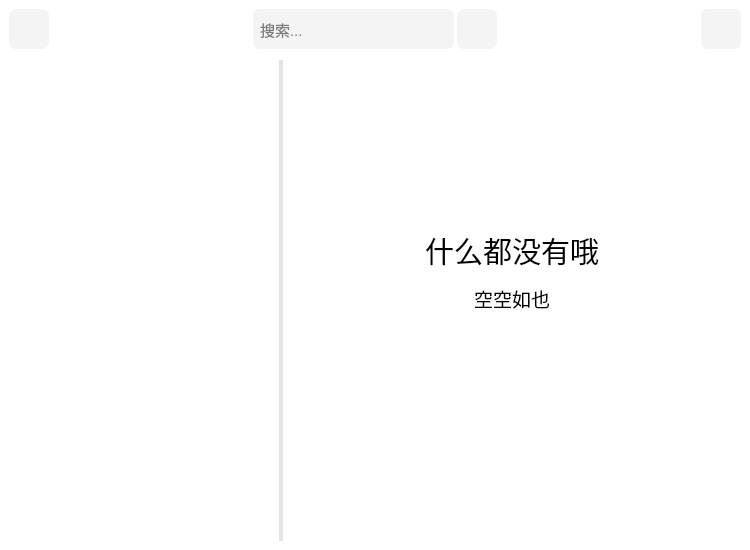
Old version of the form src/mainwidget.ui in the repository LeftStudio/mozi.
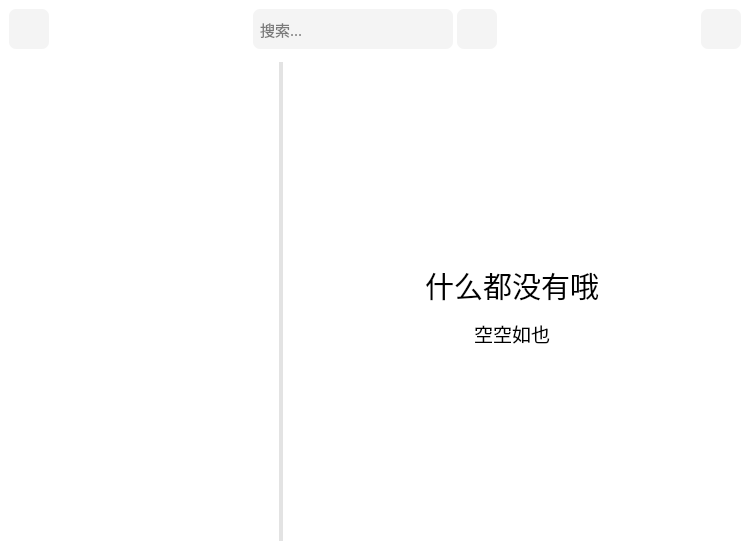
New version of the form. The open tabs and pages were chosen to show the change. Icons and pictures are not drawn. Custom widgets are drawn as their Qt base class.

Diff of the .ui file:
```diff
--- a/src/mainwidget.ui
+++ b/src/mainwidget.ui
@@ -573,7 +573,7 @@
       </property>
       <layout class="QVBoxLayout" name="verticalLayout_2" stretch="0,0,1">
        <property name="spacing">
-        <number>3</number>
+        <number>4</number>
        </property>
        <item>
         <layout class="QHBoxLayout" name="horizontalLayout_4">
@@ -635,6 +635,7 @@
            </property>
            <property name="font">
             <font>
+             <family>微软雅黑</family>
              <pointsize>11</pointsize>
             </font>
            </property>
@@ -825,6 +826,12 @@
           </property>
          </widget>
          <widget class="QTextEdit" name="resultTextEdit">
+          <property name="font">
+           <font>
+            <family>微软雅黑</family>
+            <pointsize>11</pointsize>
+           </font>
+          </property>
           <property name="styleSheet">
            <string notr="true">QTextEdit
 {
@@ -839,20 +846,20 @@
            <string>&lt;!DOCTYPE HTML PUBLIC &quot;-//W3C//DTD HTML 4.0//EN&quot; &quot;http://www.w3.org/TR/REC-html40/strict.dtd&quot;&gt;
 &lt;html&gt;&lt;head&gt;&lt;meta name=&quot;qrichtext&quot; content=&quot;1&quot; /&gt;&lt;style type=&quot;text/css&quot;&gt;
 p, li { white-space: pre-wrap; }
-&lt;/style&gt;&lt;/head&gt;&lt;body style=&quot; font-family:'Noto Sans'; font-size:10pt; font-weight:400; font-style:normal;&quot;&gt;
-&lt;p align=&quot;center&quot; style=&quot;-qt-paragraph-type:empty; margin-top:0px; margin-bottom:0px; margin-left:0px; margin-right:0px; -qt-block-indent:0; text-indent:0px;&quot;&gt;&lt;br /&gt;&lt;/p&gt;
-&lt;p align=&quot;center&quot; style=&quot;-qt-paragraph-type:empty; margin-top:0px; margin-bottom:0px; margin-left:0px; margin-right:0px; -qt-block-indent:0; text-indent:0px;&quot;&gt;&lt;br /&gt;&lt;/p&gt;
-&lt;p align=&quot;center&quot; style=&quot;-qt-paragraph-type:empty; margin-top:0px; margin-bottom:0px; margin-left:0px; margin-right:0px; -qt-block-indent:0; text-indent:0px;&quot;&gt;&lt;br /&gt;&lt;/p&gt;
-&lt;p align=&quot;center&quot; style=&quot;-qt-paragraph-type:empty; margin-top:0px; margin-bottom:0px; margin-left:0px; margin-right:0px; -qt-block-indent:0; text-indent:0px;&quot;&gt;&lt;br /&gt;&lt;/p&gt;
-&lt;p align=&quot;center&quot; style=&quot;-qt-paragraph-type:empty; margin-top:0px; margin-bottom:0px; margin-left:0px; margin-right:0px; -qt-block-indent:0; text-indent:0px;&quot;&gt;&lt;br /&gt;&lt;/p&gt;
-&lt;p align=&quot;center&quot; style=&quot;-qt-paragraph-type:empty; margin-top:0px; margin-bottom:0px; margin-left:0px; margin-right:0px; -qt-block-indent:0; text-indent:0px;&quot;&gt;&lt;br /&gt;&lt;/p&gt;
-&lt;p align=&quot;center&quot; style=&quot;-qt-paragraph-type:empty; margin-top:0px; margin-bottom:0px; margin-left:0px; margin-right:0px; -qt-block-indent:0; text-indent:0px;&quot;&gt;&lt;br /&gt;&lt;/p&gt;
-&lt;p align=&quot;center&quot; style=&quot;-qt-paragraph-type:empty; margin-top:0px; margin-bottom:0px; margin-left:0px; margin-right:0px; -qt-block-indent:0; text-indent:0px;&quot;&gt;&lt;br /&gt;&lt;/p&gt;
-&lt;p align=&quot;center&quot; style=&quot;-qt-paragraph-type:empty; margin-top:0px; margin-bottom:0px; margin-left:0px; margin-right:0px; -qt-block-indent:0; text-indent:0px;&quot;&gt;&lt;br /&gt;&lt;/p&gt;
-&lt;p align=&quot;center&quot; style=&quot;-qt-paragraph-type:empty; margin-top:0px; margin-bottom:0px; margin-left:0px; margin-right:0px; -qt-block-indent:0; text-indent:0px;&quot;&gt;&lt;br /&gt;&lt;/p&gt;
-&lt;p align=&quot;center&quot; style=&quot;-qt-paragraph-type:empty; margin-top:0px; margin-bottom:0px; margin-left:0px; margin-right:0px; -qt-block-indent:0; text-indent:0px;&quot;&gt;&lt;br /&gt;&lt;/p&gt;
-&lt;p align=&quot;center&quot; style=&quot; margin-top:0px; margin-bottom:0px; margin-left:0px; margin-right:0px; -qt-block-indent:0; text-indent:0px;&quot;&gt;&lt;span style=&quot; font-size:22pt;&quot;&gt;什么都没有哦&lt;/span&gt;&lt;/p&gt;
-&lt;p align=&quot;center&quot; style=&quot; margin-top:12px; margin-bottom:12px; margin-left:0px; margin-right:0px; -qt-block-indent:0; text-indent:0px;&quot;&gt;&lt;span style=&quot; font-size:14pt;&quot;&gt;空空如也&lt;/span&gt;&lt;/p&gt;&lt;/body&gt;&lt;/html&gt;</string>
+&lt;/style&gt;&lt;/head&gt;&lt;body style=&quot; font-family:'微软雅黑'; font-size:11pt; font-weight:400; font-style:normal;&quot;&gt;
+&lt;p align=&quot;center&quot; style=&quot;-qt-paragraph-type:empty; margin-top:0px; margin-bottom:0px; margin-left:0px; margin-right:0px; -qt-block-indent:0; text-indent:0px; font-family:'Noto Sans'; font-size:10pt;&quot;&gt;&lt;br /&gt;&lt;/p&gt;
+&lt;p align=&quot;center&quot; style=&quot;-qt-paragraph-type:empty; margin-top:0px; margin-bottom:0px; margin-left:0px; margin-right:0px; -qt-block-indent:0; text-indent:0px; font-family:'Noto Sans'; font-size:10pt;&quot;&gt;&lt;br /&gt;&lt;/p&gt;
+&lt;p align=&quot;center&quot; style=&quot;-qt-paragraph-type:empty; margin-top:0px; margin-bottom:0px; margin-left:0px; margin-right:0px; -qt-block-indent:0; text-indent:0px; font-family:'Noto Sans'; font-size:10pt;&quot;&gt;&lt;br /&gt;&lt;/p&gt;
+&lt;p align=&quot;center&quot; style=&quot;-qt-paragraph-type:empty; margin-top:0px; margin-bottom:0px; margin-left:0px; margin-right:0px; -qt-block-indent:0; text-indent:0px; font-family:'Noto Sans'; font-size:10pt;&quot;&gt;&lt;br /&gt;&lt;/p&gt;
+&lt;p align=&quot;center&quot; style=&quot;-qt-paragraph-type:empty; margin-top:0px; margin-bottom:0px; margin-left:0px; margin-right:0px; -qt-block-indent:0; text-indent:0px; font-family:'Noto Sans'; font-size:10pt;&quot;&gt;&lt;br /&gt;&lt;/p&gt;
+&lt;p align=&quot;center&quot; style=&quot;-qt-paragraph-type:empty; margin-top:0px; margin-bottom:0px; margin-left:0px; margin-right:0px; -qt-block-indent:0; text-indent:0px; font-family:'Noto Sans'; font-size:10pt;&quot;&gt;&lt;br /&gt;&lt;/p&gt;
+&lt;p align=&quot;center&quot; style=&quot;-qt-paragraph-type:empty; margin-top:0px; margin-bottom:0px; margin-left:0px; margin-right:0px; -qt-block-indent:0; text-indent:0px; font-family:'Noto Sans'; font-size:10pt;&quot;&gt;&lt;br /&gt;&lt;/p&gt;
+&lt;p align=&quot;center&quot; style=&quot;-qt-paragraph-type:empty; margin-top:0px; margin-bottom:0px; margin-left:0px; margin-right:0px; -qt-block-indent:0; text-indent:0px; font-family:'Noto Sans'; font-size:10pt;&quot;&gt;&lt;br /&gt;&lt;/p&gt;
+&lt;p align=&quot;center&quot; style=&quot;-qt-paragraph-type:empty; margin-top:0px; margin-bottom:0px; margin-left:0px; margin-right:0px; -qt-block-indent:0; text-indent:0px; font-family:'Noto Sans'; font-size:10pt;&quot;&gt;&lt;br /&gt;&lt;/p&gt;
+&lt;p align=&quot;center&quot; style=&quot;-qt-paragraph-type:empty; margin-top:0px; margin-bottom:0px; margin-left:0px; margin-right:0px; -qt-block-indent:0; text-indent:0px; font-family:'Noto Sans'; font-size:10pt;&quot;&gt;&lt;br /&gt;&lt;/p&gt;
+&lt;p align=&quot;center&quot; style=&quot;-qt-paragraph-type:empty; margin-top:0px; margin-bottom:0px; margin-left:0px; margin-right:0px; -qt-block-indent:0; text-indent:0px; font-family:'Noto Sans'; font-size:10pt;&quot;&gt;&lt;br /&gt;&lt;/p&gt;
+&lt;p align=&quot;center&quot; style=&quot; margin-top:0px; margin-bottom:0px; margin-left:0px; margin-right:0px; -qt-block-indent:0; text-indent:0px;&quot;&gt;&lt;span style=&quot; font-family:'Noto Sans'; font-size:22pt;&quot;&gt;什么都没有哦&lt;/span&gt;&lt;/p&gt;
+&lt;p align=&quot;center&quot; style=&quot; margin-top:12px; margin-bottom:12px; margin-left:0px; margin-right:0px; -qt-block-indent:0; text-indent:0px;&quot;&gt;&lt;span style=&quot; font-family:'Noto Sans'; font-size:14pt;&quot;&gt;空空如也&lt;/span&gt;&lt;/p&gt;&lt;/body&gt;&lt;/html&gt;</string>
           </property>
          </widget>
         </widget>
```
Left out of the diff: 34 changed lines with no effect on the pictures.
